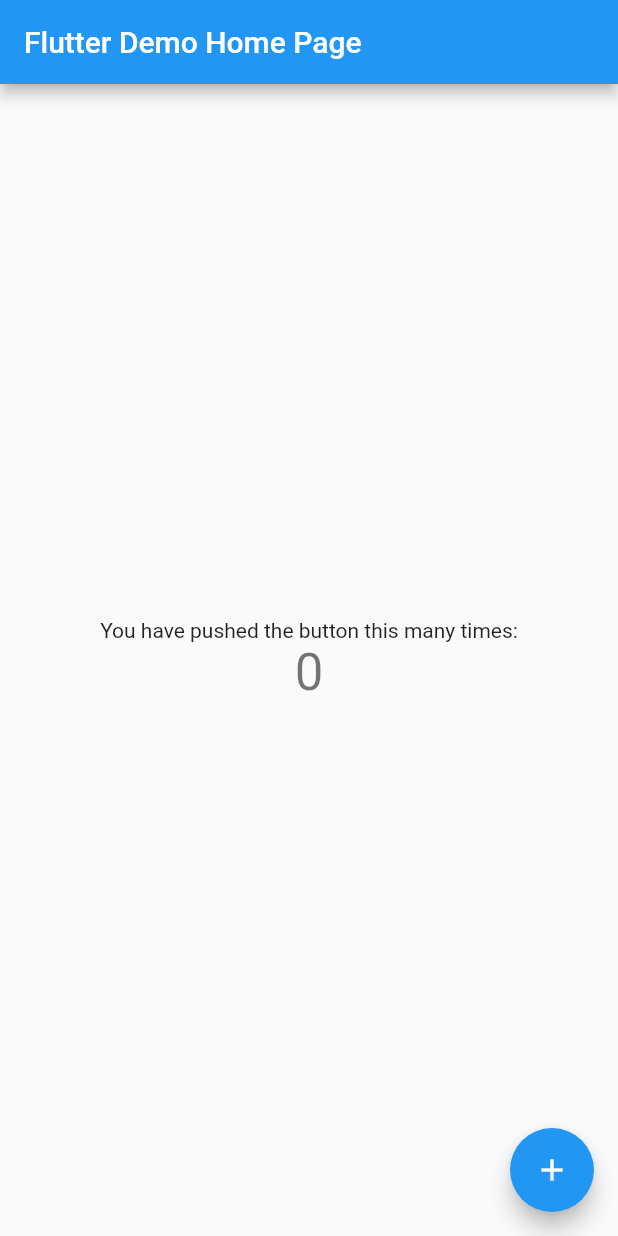
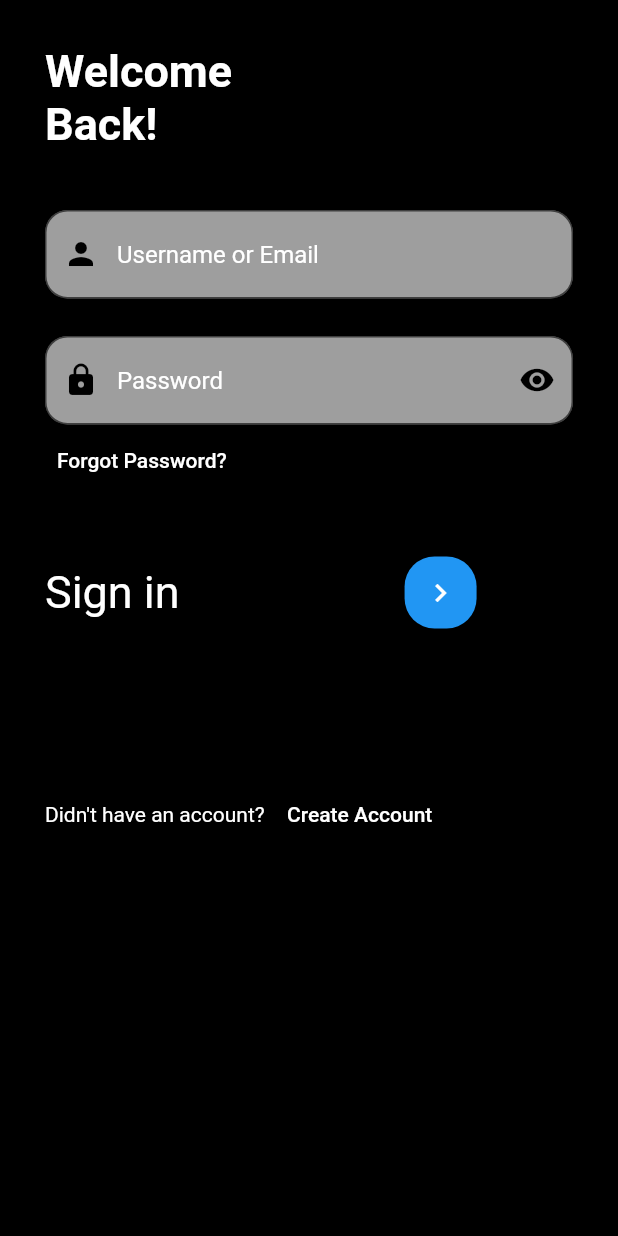
Before and after one commit to abhishekkhatiwada/sample, a Flutter app: the screen it shows after launch, on a phone screen of 412 x 824 dp. Run offline on Flutter 3.47's test engine with Material 2 defaults, Android fonts, the phone set to English and light mode, and no system bars; our stand-ins replace get.

```diff
--- a/lib/Screens/buddy_Screen.dart
+++ b/lib/Screens/buddy_Screen.dart
@@ -0,0 +1,12 @@
+import 'package:flutter/material.dart';
+
+class Welcome extends StatelessWidget {
+
+
+  @override
+  Widget build(BuildContext context) {
+    return Scaffold(
+      body: Text('Welcome To proto Buddy'),
+    );
+  }
+}
--- a/lib/main.dart
+++ b/lib/main.dart
@@ -1,115 +1,17 @@
 import 'package:flutter/material.dart';
+import 'package:get/route_manager.dart';
+import 'package:loginsignup/startup%20screens/homescreen.dart';
 
 void main() {
-  runApp(const MyApp());
+  runApp(MyApp());
 }
 
 class MyApp extends StatelessWidget {
-  const MyApp({Key? key}) : super(key: key);
-
-  // This widget is the root of your application.
   @override
   Widget build(BuildContext context) {
-    return MaterialApp(
-      title: 'Flutter Demo',
-      theme: ThemeData(
-        // This is the theme of your application.
-        //
-        // Try running your application with "flutter run". You'll see the
-        // application has a blue toolbar. Then, without quitting the app, try
-        // changing the primarySwatch below to Colors.green and then invoke
-        // "hot reload" (press "r" in the console where you ran "flutter run",
-        // or simply save your changes to "hot reload" in a Flutter IDE).
-        // Notice that the counter didn't reset back to zero; the application
-        // is not restarted.
-        primarySwatch: Colors.blue,
-      ),
-      home: const MyHomePage(title: 'Flutter Demo Home Page'),
+    return GetMaterialApp(
+      color: Colors.amber,
+      home: HomeScreen(),
     );
   }
 }
-
-class MyHomePage extends StatefulWidget {
-  const MyHomePage({Key? key, required this.title}) : super(key: key);
-
-  // This widget is the home page of your application. It is stateful, meaning
-  // that it has a State object (defined below) that contains fields that affect
-  // how it looks.
-
-  // This class is the configuration for the state. It holds the values (in this
-  // case the title) provided by the parent (in this case the App widget) and
-  // used by the build method of the State. Fields in a Widget subclass are
-  // always marked "final".
-
-  final String title;
-
-  @override
-  State<MyHomePage> createState() => _MyHomePageState();
-}
-
-class _MyHomePageState extends State<MyHomePage> {
-  int _counter = 0;
-
-  void _incrementCounter() {
-    setState(() {
-      // This call to setState tells the Flutter framework that something has
-      // changed in this State, which causes it to rerun the build method below
-      // so that the display can reflect the updated values. If we changed
-      // _counter without calling setState(), then the build method would not be
-      // called again, and so nothing would appear to happen.
-      _counter++;
-    });
-  }
-
-  @override
-  Widget build(BuildContext context) {
-    // This method is rerun every time setState is called, for instance as done
-    // by the _incrementCounter method above.
-    //
-    // The Flutter framework has been optimized to make rerunning build methods
-    // fast, so that you can just rebuild anything that needs updating rather
-    // than having to individually change instances of widgets.
-    return Scaffold(
-      appBar: AppBar(
-        // Here we take the value from the MyHomePage object that was created by
-        // the App.build method, and use it to set our appbar title.
-        title: Text(widget.title),
-      ),
-      body: Center(
-        // Center is a layout widget. It takes a single child and positions it
-        // in the middle of the parent.
-        child: Column(
-          // Column is also a layout widget. It takes a list of children and
-          // arranges them vertically. By default, it sizes itself to fit its
-          // children horizontally, and tries to be as tall as its parent.
-          //
-          // Invoke "debug painting" (press "p" in the console, choose the
-          // "Toggle Debug Paint" action from the Flutter Inspector in Android
-          // Studio, or the "Toggle Debug Paint" command in Visual Studio Code)
-          // to see the wireframe for each widget.
-          //
-          // Column has various properties to control how it sizes itself and
-          // how it positions its children. Here we use mainAxisAlignment to
-          // center the children vertically; the main axis here is the vertical
-          // axis because Columns are vertical (the cross axis would be
-          // horizontal).
-          mainAxisAlignment: MainAxisAlignment.center,
-          children: <Widget>[
-            const Text(
-              'You have pushed the button this many times:',
-            ),
-            Text(
-              '$_counter',
-              style: Theme.of(context).textTheme.headline4,
-            ),
-          ],
-        ),
-      ),
-      floatingActionButton: FloatingActionButton(
-        onPressed: _incrementCounter,
-        tooltip: 'Increment',
-        child: const Icon(Icons.add),
-      ), // This trailing comma makes auto-formatting nicer for build methods.
-    );
-  }
-}
--- /dev/null
+++ b/lib/startup screens/homescreen.dart
@@ -0,0 +1,139 @@
+import 'package:flutter/material.dart';
+import 'package:get/route_manager.dart';
+import 'package:loginsignup/Screens/buddy_Screen.dart';
+import 'package:loginsignup/startup%20screens/create_account.dart';
+import 'package:loginsignup/startup%20screens/forgot_screen.dart';
+
+class HomeScreen extends StatelessWidget {
+  final emailController= TextEditingController();
+  final passwordController = TextEditingController();
+
+  @override
+  Widget build(BuildContext context) {
+    return Scaffold(
+      backgroundColor: Colors.black,
+      body: SingleChildScrollView(
+        child: SafeArea(
+            child: Padding(
+              padding: EdgeInsets.symmetric(horizontal: 30),
+              child: Column(
+                crossAxisAlignment: CrossAxisAlignment.start,
+                children: [
+                  SizedBox(height: 30),
+                  Text(
+                    'Welcome \nBack!',
+                    style: TextStyle(
+                        color: Colors.white,
+                        fontWeight: FontWeight.bold,
+                        fontSize: 30),
+                  ),
+                  SizedBox(height: 40),
+                  TextFormField(
+                    autovalidateMode: AutovalidateMode.onUserInteraction,
+                    validator: (val) {
+                      if (val!.isEmpty) {
+                        return 'email is required';
+                      }
+                      if (!RegExp(
+                          "^[a-zA-Z0-9+_.-]+@[a-zA-Z0-9.-]+.[a-z]")
+                          .hasMatch(val)) {
+                        return 'Please a valid Email';
+                      }
+                      return null;
+                    },
+                    decoration: InputDecoration(
+                      border: OutlineInputBorder(
+                        borderRadius: BorderRadius.circular(15),
+                      ),
+                      fillColor: Colors.grey,
+                      filled: true,
+
+                      hintText: 'Username or Email',
+                      hintStyle: TextStyle(
+                        color: Colors.white
+                      ),
+                      prefixIcon: Icon(Icons.person,color: Colors.black,),
+
+                    ),
+                  ),
+                  SizedBox(height: 25),
+                  TextFormField(
+                    obscureText: true,
+                    decoration: InputDecoration(
+                      border: OutlineInputBorder(
+                        borderRadius: BorderRadius.circular(15),
+                      ),
+                      fillColor: Colors.grey,
+                      filled: true,
+
+                      hintText: 'Password',
+                      hintStyle: TextStyle(
+                          color: Colors.white
+                      ),
+                      prefixIcon: Icon(Icons.lock,color: Colors.black,),
+                      suffixIcon: Icon(Icons.remove_red_eye, color: Colors.black,),
+
+                    ),
+                  ),
+                  TextButton(
+                      onPressed: () {
+                        Get.to(() => ForgotPassword());
+                      },
+                      child: Text('Forgot Password?',
+                      style: TextStyle(
+                        color: Colors.white
+                      ),
+                      )),
+                  SizedBox(height: 40,),
+                  Row(
+                      children: [
+                        Text('Sign in',
+                          style: TextStyle(
+                              color: Colors.white,
+                            fontSize: 30
+
+                          ),
+                        ),
+                        SizedBox(width: 150,),
+                        Container(
+                            decoration: BoxDecoration(
+                              color: Colors.blue,
+                              borderRadius: BorderRadius.circular(20),
+                            ),
+                            child: IconButton(onPressed: (){
+                              Get.to(()=>Welcome() );
+                            },
+                              icon: Icon(Icons.keyboard_arrow_right),
+
+                              color: Colors.white),
+                        ),
+                      ],
+                    ),
+                  SizedBox(height:100),
+                  Row(
+                    children: [
+                      Text("Didn't have an account?  ",
+                        style: TextStyle(
+                          color: Colors.white,),
+
+                      ),
+
+
+                      TextButton(onPressed: (){
+                        Get.to(()=> CreateAccount());
+                      }, child: Text('Create Account',
+                          style: TextStyle(
+                            color: Colors.white,),
+                      ))
+                    ],
+                  )
+
+                ],
+              ),
+            ),
+
+        ),
+      ),
+    );
+  }
+}
--- a/pubspec.yaml
+++ b/pubspec.yaml
@@ -34,6 +34,7 @@ dependencies:
   # The following adds the Cupertino Icons font to your application.
   # Use with the CupertinoIcons class for iOS style icons.
   cupertino_icons: ^1.0.2
+  get: ^4.6.5
 
 dev_dependencies:
   flutter_test:
```
Also changed, not shown: lib/startup screens/create_account.dart (+150 -0 lines), lib/startup screens/forgot_screen.dart (added, +112 -0 lines), lib/widgets/formfill.dart (added), pubspec.lock, 1 other file.
